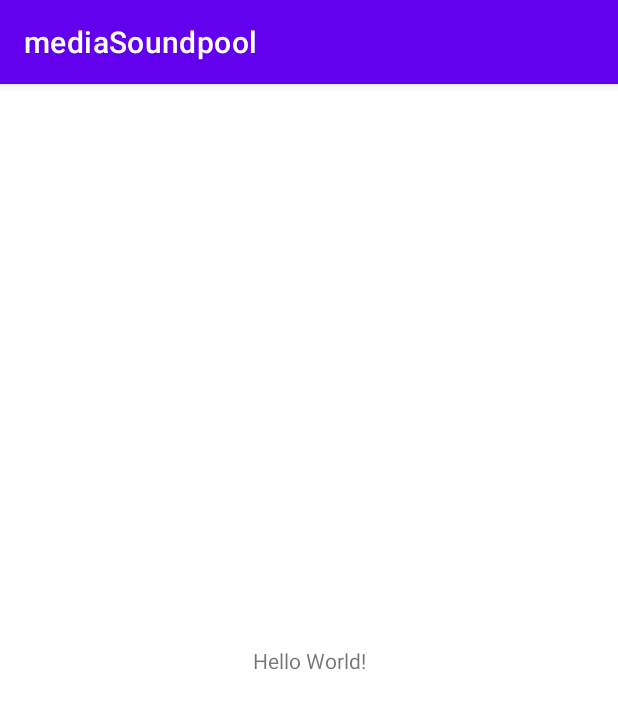
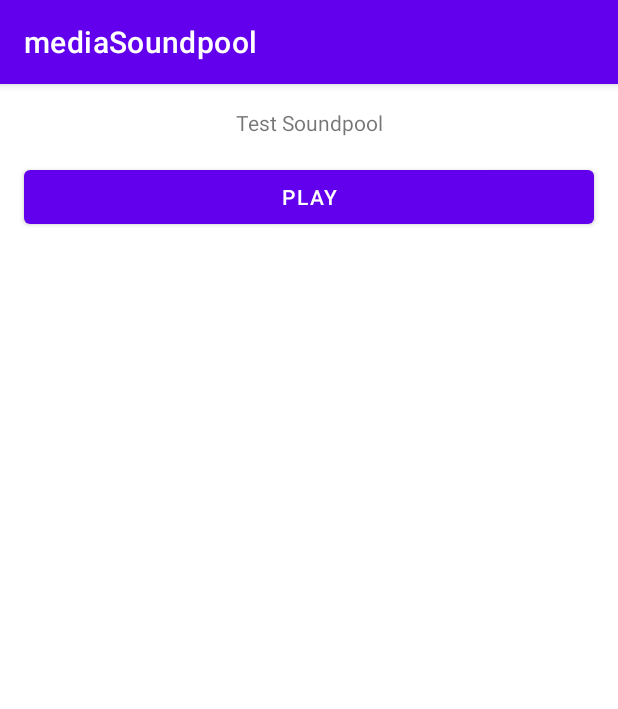
Before and after one commit to gunadermawan/android-mediaSoundpool-kotlin, an Android app: the screen it shows after launch (MainActivity), on a phone screen of 412 x 824 dp. Shown: the top 709 px of the screen. Run offline under Robolectric (Android 15) with nearby library versions, the light colour scheme and no system bars.

Commit message:
create layout

```diff
--- a/app/src/main/res/layout/activity_main.xml
+++ b/app/src/main/res/layout/activity_main.xml
@@ -7,12 +7,29 @@
     tools:context=".MainActivity">
 
     <TextView
+        android:id="@+id/textView"
         android:layout_width="wrap_content"
         android:layout_height="wrap_content"
-        android:text="Hello World!"
-        app:layout_constraintBottom_toBottomOf="parent"
+        android:layout_marginStart="16dp"
+        android:layout_marginTop="16dp"
+        android:layout_marginEnd="16dp"
+        android:layout_marginBottom="16dp"
+        android:text="@string/text_sound_pool"
+        app:layout_constraintBottom_toTopOf="@+id/button"
         app:layout_constraintEnd_toEndOf="parent"
         app:layout_constraintStart_toStartOf="parent"
         app:layout_constraintTop_toTopOf="parent" />
 
+    <Button
+        android:id="@+id/button"
+        android:layout_width="0dp"
+        android:layout_height="wrap_content"
+        android:layout_marginStart="16dp"
+        android:layout_marginTop="16dp"
+        android:layout_marginEnd="16dp"
+        android:text="@string/btn_text_play"
+        app:layout_constraintEnd_toEndOf="parent"
+        app:layout_constraintStart_toStartOf="parent"
+        app:layout_constraintTop_toBottomOf="@+id/textView" />
+
 </androidx.constraintlayout.widget.ConstraintLayout>
--- a/app/src/main/res/values/strings.xml
+++ b/app/src/main/res/values/strings.xml
@@ -1,3 +1,5 @@
 <resources>
     <string name="app_name">mediaSoundpool</string>
+    <string name="btn_text_play">Play</string>
+    <string name="text_sound_pool">Test Soundpool</string>
 </resources>
```
